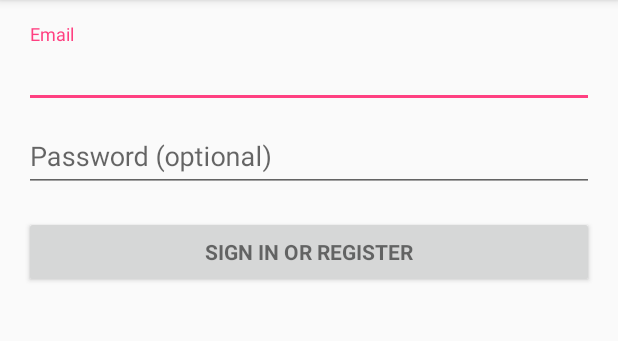
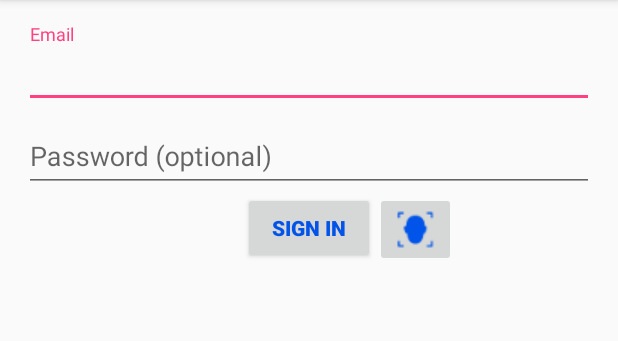
Before and after one commit to daiemna/androidTutorial, an Android app: the screen it shows after launch (LoginActivity), on a phone screen of 412 x 824 dp, the part 84-425 px from its top. Run offline under Robolectric (Android 15) with nearby library versions, the light colour scheme and no system bars; 2 statements that could not run were skipped.

Commit message:
Login Activity with biometric button

```diff
--- a/app/src/main/java/siaimaging/paysol/LoginActivity.java
+++ b/app/src/main/java/siaimaging/paysol/LoginActivity.java
@@ -31,6 +31,7 @@ import android.widget.TextView;
 
 import java.util.ArrayList;
 import java.util.List;
+import android.util.Log;
 
 import static android.Manifest.permission.READ_CONTACTS;
 
@@ -62,8 +63,10 @@ public class LoginActivity extends AppCompatActivity implements LoaderCallbacks<
     private View mProgressView;
     private View mLoginFormView;
 
+    private static final String className = LoginActivity.class.getSimpleName();
     @Override
     protected void onCreate(Bundle savedInstanceState) {
+        Log.i(className,"onCreate called!");
         super.onCreate(savedInstanceState);
         setContentView(R.layout.activity_login);
         // Set up the login form.
@@ -82,7 +85,7 @@ public class LoginActivity extends AppCompatActivity implements LoaderCallbacks<
             }
         });
 
-        Button mEmailSignInButton = (Button) findViewById(R.id.email_sign_in_button);
+        Button mEmailSignInButton = (Button) findViewById(R.id.login_sign_in_button);
         mEmailSignInButton.setOnClickListener(new OnClickListener() {
             @Override
             public void onClick(View view) {
@@ -95,6 +98,7 @@ public class LoginActivity extends AppCompatActivity implements LoaderCallbacks<
     }
 
     private void populateAutoComplete() {
+        Log.i(className,"populateAutoComplete called!");
         if (!mayRequestContacts()) {
             return;
         }
@@ -103,6 +107,7 @@ public class LoginActivity extends AppCompatActivity implements LoaderCallbacks<
     }
 
     private boolean mayRequestContacts() {
+        Log.i(className,"mayRequestContacts called!");
         if (Build.VERSION.SDK_INT < Build.VERSION_CODES.M) {
             return true;
         }
@@ -130,6 +135,7 @@ public class LoginActivity extends AppCompatActivity implements LoaderCallbacks<
     @Override
     public void onRequestPermissionsResult(int requestCode, @NonNull String[] permissions,
                                            @NonNull int[] grantResults) {
+        Log.i(className,"onRequestPermissionsResult called!");
         if (requestCode == REQUEST_READ_CONTACTS) {
             if (grantResults.length == 1 && grantResults[0] == PackageManager.PERMISSION_GRANTED) {
                 populateAutoComplete();
@@ -144,6 +150,7 @@ public class LoginActivity extends AppCompatActivity implements LoaderCallbacks<
      * errors are presented and no actual login attempt is made.
      */
     private void attemptLogin() {
+        Log.i(className,"attemptLogin called!");
         if (mAuthTask != null) {
             return;
         }
@@ -191,11 +198,13 @@ public class LoginActivity extends AppCompatActivity implements LoaderCallbacks<
     }
 
     private boolean isEmailValid(String email) {
+        Log.i(className,"isEmailValid called!");
         //TODO: Replace this with your own logic
         return email.contains("@");
     }
 
     private boolean isPasswordValid(String password) {
+        Log.i(className,"isPasswordValid called!");
         //TODO: Replace this with your own logic
         return password.length() > 4;
     }
@@ -205,6 +214,7 @@ public class LoginActivity extends AppCompatActivity implements LoaderCallbacks<
      */
     @TargetApi(Build.VERSION_CODES.HONEYCOMB_MR2)
     private void showProgress(final boolean show) {
+        Log.i(className,"showProgress called!");
         // On Honeycomb MR2 we have the ViewPropertyAnimator APIs, which allow
         // for very easy animations. If available, use these APIs to fade-in
         // the progress spinner.
@@ -238,6 +248,7 @@ public class LoginActivity extends AppCompatActivity implements LoaderCallbacks<
 
     @Override
     public Loader<Cursor> onCreateLoader(int i, Bundle bundle) {
+        Log.i(className,"onCreateLoader called!");
         return new CursorLoader(this,
                 // Retrieve data rows for the device user's 'profile' contact.
                 Uri.withAppendedPath(ContactsContract.Profile.CONTENT_URI,
@@ -255,6 +266,7 @@ public class LoginActivity extends AppCompatActivity implements LoaderCallbacks<
 
     @Override
     public void onLoadFinished(Loader<Cursor> cursorLoader, Cursor cursor) {
+        Log.i(className,"onLoadFinished called!");
         List<String> emails = new ArrayList<>();
         cursor.moveToFirst();
         while (!cursor.isAfterLast()) {
@@ -267,7 +279,7 @@ public class LoginActivity extends AppCompatActivity implements LoaderCallbacks<
 
     @Override
     public void onLoaderReset(Loader<Cursor> cursorLoader) {
-
+        Log.i(className,"onLoaderRest called!");
     }
 
     private interface ProfileQuery {
@@ -283,6 +295,7 @@ public class LoginActivity extends AppCompatActivity implements LoaderCallbacks<
 
     private void addEmailsToAutoComplete(List<String> emailAddressCollection) {
         //Create adapter to tell the AutoCompleteTextView what to show in its dropdown list.
+        Log.i(className,"addEmailsToAutoComplete called!");
         ArrayAdapter<String> adapter =
                 new ArrayAdapter<>(LoginActivity.this,
                         android.R.layout.simple_dropdown_item_1line, emailAddressCollection);
@@ -298,8 +311,10 @@ public class LoginActivity extends AppCompatActivity implements LoaderCallbacks<
 
         private final String mEmail;
         private final String mPassword;
+        private final String className = UserLoginTask.class.getSimpleName();
 
         UserLoginTask(String email, String password) {
+            Log.i(className,"UserLoginTask called!");
             mEmail = email;
             mPassword = password;
         }
@@ -307,7 +322,7 @@ public class LoginActivity extends AppCompatActivity implements LoaderCallbacks<
         @Override
         protected Boolean doInBackground(Void... params) {
             // TODO: attempt authentication against a network service.
-
+            Log.i(className,"doInBackground called!");
             try {
                 // Simulate network access.
                 Thread.sleep(2000);
@@ -329,6 +344,7 @@ public class LoginActivity extends AppCompatActivity implements LoaderCallbacks<
 
         @Override
         protected void onPostExecute(final Boolean success) {
+            Log.i(className,"onPostExecute called!");
             mAuthTask = null;
             showProgress(false);
 
@@ -342,6 +358,7 @@ public class LoginActivity extends AppCompatActivity implements LoaderCallbacks<
 
         @Override
         protected void onCancelled() {
+            Log.i(className,"onCancelled called!");
             mAuthTask = null;
             showProgress(false);
         }
--- a/app/src/main/res/layout/activity_login.xml
+++ b/app/src/main/res/layout/activity_login.xml
@@ -14,8 +14,12 @@
     <ScrollView android:id="@+id/login_form" android:layout_width="match_parent"
         android:layout_height="match_parent">
 
-        <LinearLayout android:id="@+id/email_login_form" android:layout_width="match_parent"
-            android:layout_height="wrap_content" android:orientation="vertical">
+        <LinearLayout
+            android:id="@+id/email_login_form"
+            android:layout_width="match_parent"
+            android:layout_height="wrap_content"
+            android:orientation="vertical"
+            android:weightSum="1">
 
             <android.support.design.widget.TextInputLayout android:layout_width="match_parent"
                 android:layout_height="wrap_content">
@@ -39,10 +43,29 @@
 
             </android.support.design.widget.TextInputLayout>
 
-            <Button android:id="@+id/email_sign_in_button" style="?android:textAppearanceSmall"
-                android:layout_width="match_parent" android:layout_height="wrap_content"
-                android:layout_marginTop="16dp" android:text="@string/action_sign_in"
-                android:textStyle="bold" />
+            <RelativeLayout
+                android:layout_width="match_parent"
+                android:layout_height="wrap_content">
+                <ImageButton
+                    android:layout_width="wrap_content"
+                    android:layout_height="wrap_content"
+                    android:id="@+id/biometricImageButton"
+                    android:layout_gravity="right"
+                    android:src="@drawable/biometric_icon_30px"
+                    android:layout_alignParentTop="true"
+                    android:layout_toRightOf="@+id/login_sign_in_button"
+                    android:layout_toEndOf="@+id/login_sign_in_button"
+                    android:contentDescription="icon for bionetric recognetion" />
+
+                <Button
+                    android:id="@+id/login_sign_in_button"
+                    android:layout_width="wrap_content"
+                    android:layout_height="wrap_content"
+                    android:text="Sign in"
+                    android:textStyle="bold"
+                    android:layout_centerHorizontal="true"
+                    android:textColor="#0154e7" />
+            </RelativeLayout>
 
         </LinearLayout>
     </ScrollView>
```
Also changed, not shown: app/src/main/res/drawable/biometric_icon_30px.png (added), app/src/main/res/drawable/biometric_icon_40px.png (added).
